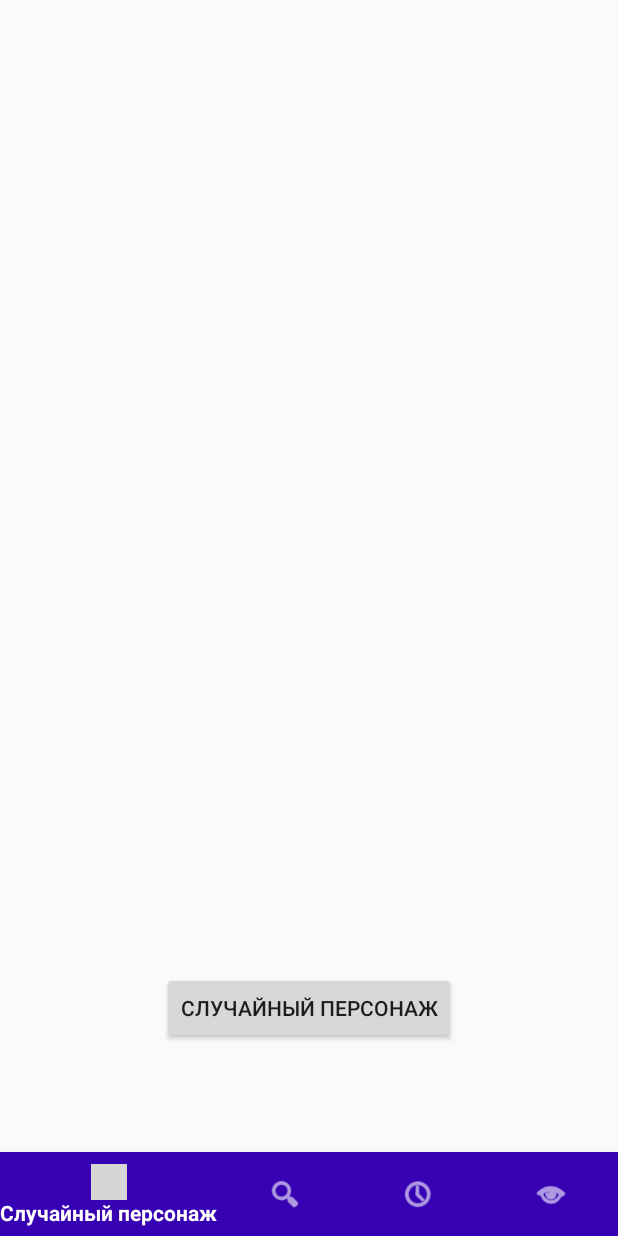
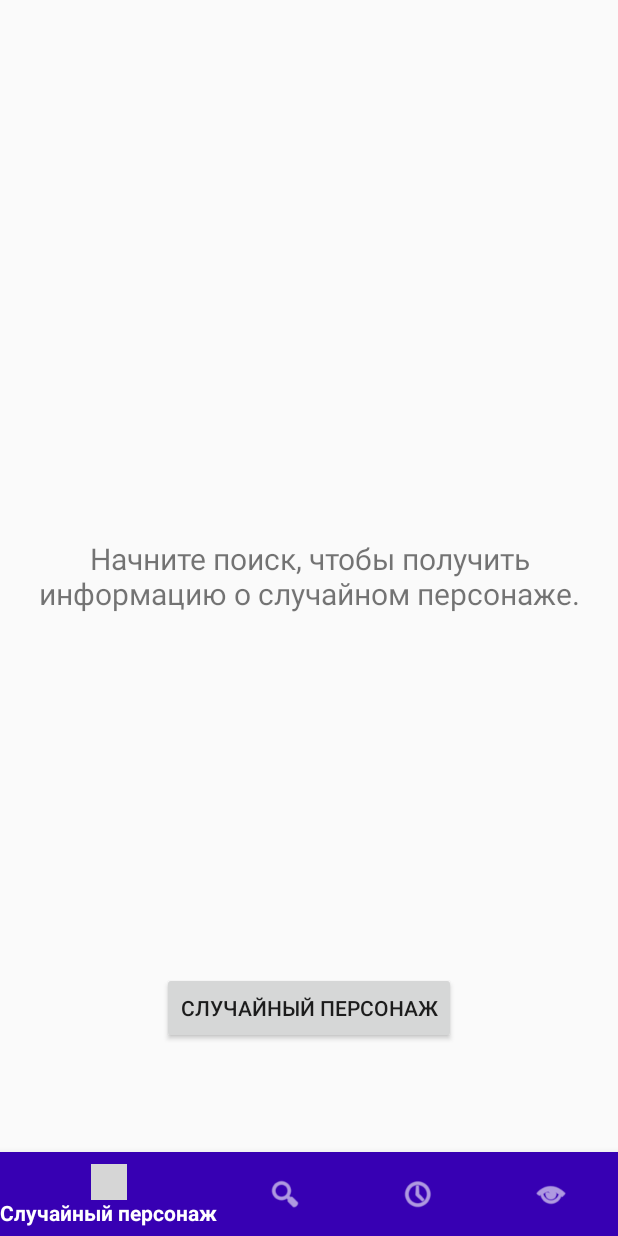
Before and after one commit to Metgalos/breaking_bad_app, an Android app: the fragment RandomCharacterFragment placed in its activity, on a phone screen of 412 x 824 dp. Run offline under Robolectric (Android 15) with nearby library versions, the phone set to English and light mode, and no system bars; our stand-ins replace Dagger/Hilt's generated code, Timber; libraries missing offline, so code that uses them is left out: com.arellomobile.mvp, com.github.terrakok.cicerone; pictures from the network do not load; Roboto replaces fonts that are not available here; 2 statements that could not run were skipped; grey boxes are pictures that could not be loaded.

Commit message:
Добавлен placeholder перед поиском случайного персонажа

```diff
--- a/app/src/main/java/com/example/breakingbadapp/presentationlayer/screen/random/RandomCharacterPresenter.kt
+++ b/app/src/main/java/com/example/breakingbadapp/presentationlayer/screen/random/RandomCharacterPresenter.kt
@@ -7,7 +7,6 @@ import com.example.breakingbadapp.domainlayer.database.repository.CharacterRespo
 import com.example.breakingbadapp.domainlayer.repository.CharacterRepository
 import com.example.breakingbadapp.extension.toCharacterResponse
 import com.github.terrakok.cicerone.Router
-import io.reactivex.rxjava3.android.schedulers.AndroidSchedulers
 import io.reactivex.rxjava3.schedulers.Schedulers
 import javax.inject.Inject
 import timber.log.Timber
@@ -29,14 +28,13 @@ class RandomCharacterPresenter : MvpPresenter<RandomCharacterView>() {
         super.onFirstViewAttach()
     }
 
-    fun onRandomCharacterTapped() {
+    fun getRandomCharacter() {
         characterRepository.getRandomCharacter(
             onComplete = { response ->
                 if (response.isSuccessful) {
                     response.body()?.let {
                         val character = it.first()
-                        viewState.setRandomCharacterData(character)
-                        viewState.showCharacter()
+                        viewState.showCharacter(character)
                         dbRepository.insert(character.toCharacterResponse())
                             .subscribeOn(Schedulers.computation())
                             .subscribe(
--- a/app/src/main/java/com/example/breakingbadapp/presentationlayer/screen/random/RandomCharacterView.kt
+++ b/app/src/main/java/com/example/breakingbadapp/presentationlayer/screen/random/RandomCharacterView.kt
@@ -7,7 +7,6 @@ import com.example.breakingbadapp.presentationlayer.base.BaseFragmentView
 
 @StateStrategyType(AddToEndSingleStrategy::class)
 interface RandomCharacterView : BaseFragmentView {
-    fun setRandomCharacterData(serialCharacter: SerialCharacter)
     fun hideCharacter()
-    fun showCharacter()
+    fun showCharacter(serialCharacter: SerialCharacter)
 }
--- a/app/src/main/res/layout/fragment_random_character.xml
+++ b/app/src/main/res/layout/fragment_random_character.xml
@@ -15,6 +15,19 @@
         app:layout_constraintStart_toStartOf="parent"
         app:layout_constraintTop_toTopOf="parent"
         app:layout_constraintVertical_bias="0.90" />
+
+    <TextView
+        android:id="@+id/random_character_placeholder"
+        android:layout_width="wrap_content"
+        android:layout_height="wrap_content"
+        android:text="@string/random_character_placeholder"
+        android:visibility="visible"
+        android:textSize="@dimen/placeholder_text_size"
+        android:textAlignment="center"
+        app:layout_constraintBottom_toBottomOf="parent"
+        app:layout_constraintEnd_toEndOf="parent"
+        app:layout_constraintStart_toStartOf="parent"
+        app:layout_constraintTop_toTopOf="parent" />
 
     <androidx.constraintlayout.widget.ConstraintLayout
         android:id="@+id/random_character_layout"
--- a/app/src/main/res/values/dimens.xml
+++ b/app/src/main/res/values/dimens.xml
@@ -4,4 +4,5 @@
     <dimen name="fragment_padding">24dp</dimen>
     <dimen name="medium_margin">18dp</dimen>
     <dimen name="small_margin">8dp</dimen>
+    <dimen name="placeholder_text_size">20sp</dimen>
 </resources>
--- a/app/src/main/res/values/strings.xml
+++ b/app/src/main/res/values/strings.xml
@@ -24,4 +24,5 @@
     <string name="prev_character_button">Предыдущий</string>
     <string name="next_character_button">Следующий</string>
     <string name="characters">Персонажи</string>
+    <string name="random_character_placeholder">Начните поиск, чтобы получить информацию о случайном персонаже.</string>
 </resources>
```
Also changed, not shown: app/src/main/java/com/example/breakingbadapp/presentationlayer/screen/random/RandomCharacterFragment.kt (+7 -9 lines).
